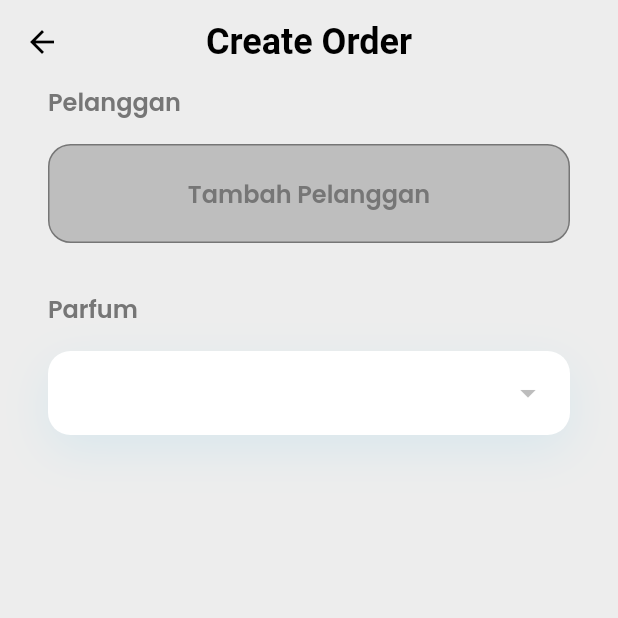
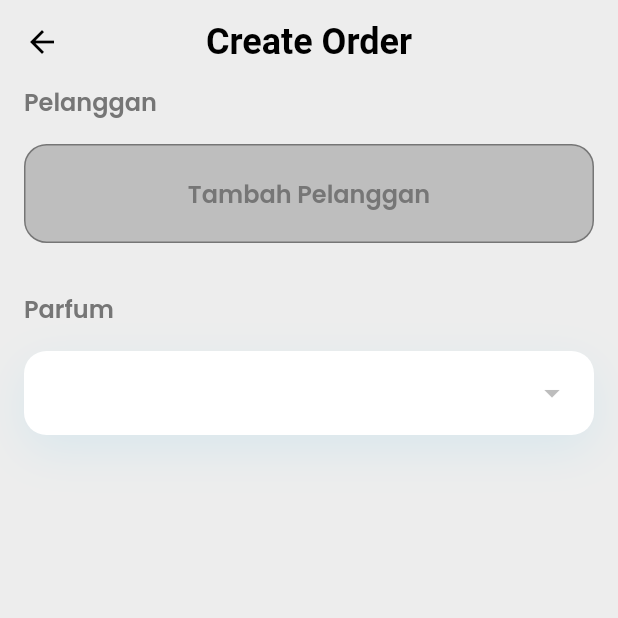
Before and after one commit to dimassdoubles/appsilon, a Flutter app: the CreateOrderScreen screen opened by its route, on a phone screen of 412 x 824 dp, the top half of it. Run offline on Flutter 3.47's test engine with Material 2 defaults, Android fonts, the phone set to English and light mode, and no system bars; our stand-ins replace auto_route, bloc, dartz, dot_navigation_bar, equatable, flutter_bloc and 6 more; accounts and stored records are empty.

Commit message:
Memperbaiki tipo padding create order

```diff
--- a/lib/src/features/order/presentation/screens/create_order_screen.dart
+++ b/lib/src/features/order/presentation/screens/create_order_screen.dart
@@ -50,8 +50,8 @@ class _CreateOrderScreenState extends State<CreateOrderScreen> {
         builder: (context, state) {
           if (state is SuccessGetServiceList) {
             return Padding(
-              padding:
-                  const EdgeInsets.symmetric(horizontal: AppSize.paddingMedium),
+              padding: const EdgeInsets.symmetric(
+                  horizontal: AppSize.paddingRegular),
               child: Column(
                   crossAxisAlignment: CrossAxisAlignment.start,
                   children: [
```
